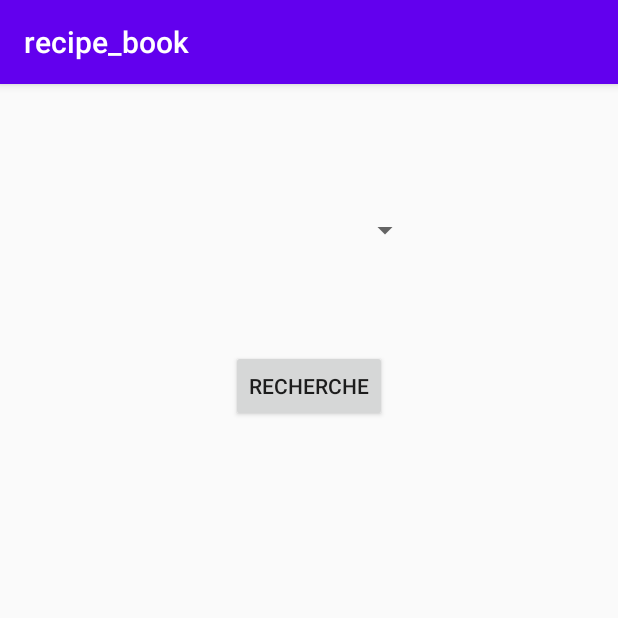
After one commit to ferretpascal46/recipe_book, an Android app: the SearchActivity screen opened directly, with no data from a screen before it, on a phone screen of 412 x 824 dp, the top half of it. The commit adds this screen. Run offline under Robolectric (Android 15) with nearby library versions, the phone set to English and light mode, and no system bars.

Commit message:
Mise en place du bouton modification des menu + début de search activity

```diff
--- a/app/src/main/AndroidManifest.xml
+++ b/app/src/main/AndroidManifest.xml
@@ -9,6 +9,7 @@
         android:roundIcon="@mipmap/ic_launcher_round"
         android:supportsRtl="true"
         android:theme="@style/AppTheme">
+        <activity android:name=".controllers.SearchActivity"></activity>
         <activity android:name=".controllers.DeleteActivity" />
         <activity android:name=".controllers.InsertActivity" />
         <activity android:name=".controllers.UpdateActivity" />
--- /dev/null
+++ b/app/src/main/java/com/fr/ldnr/recipe_book/controllers/SearchActivity.java
@@ -0,0 +1,40 @@
+package com.fr.ldnr.recipe_book.controllers;
+
+import androidx.appcompat.app.AppCompatActivity;
+
+import android.content.Intent;
+import android.os.Bundle;
+import android.util.Log;
+import android.widget.ArrayAdapter;
+import android.widget.Spinner;
+
+import com.fr.ldnr.recipe_book.R;
+import com.fr.ldnr.recipe_book.dao.DAORecipe;
+import com.fr.ldnr.recipe_book.model.RecipeObject;
+
+import java.util.ArrayList;
+import java.util.List;
+
+public class SearchActivity extends AppCompatActivity {
+
+    private List<String> recipesCategories = new ArrayList<>();
+    DAORecipe daoRecipe;
+    @Override
+    protected void onCreate(Bundle savedInstanceState) {
+        super.onCreate(savedInstanceState);
+        setContentView(R.layout.activity_search);
+        final Intent intent = getIntent();
+
+        if (intent.hasExtra("recipe_name")){
+            daoRecipe = (DAORecipe) intent.getSerializableExtra("recipe_name");
+        }
+
+
+        //-- Drop Down REGION LIST
+        final Spinner spinnerRegion = (Spinner) findViewById(R.id.spinner);
+
+        //ArrayAdapter<String> dataAdapterR = new ArrayAdapter(this,android.R.layout.simple_spinner_item, recipesCategories );
+        //dataAdapterR.setDropDownViewResource(android.R.layout.simple_spinner_dropdown_item);
+        //spinnerRegion.setAdapter(dataAdapterR);
+    }
+}
--- a/app/src/main/java/com/fr/ldnr/recipe_book/model/RecipeObject.java
+++ b/app/src/main/java/com/fr/ldnr/recipe_book/model/RecipeObject.java
@@ -23,6 +23,7 @@ public class RecipeObject {
         this.recipe_category = recipe_category;
         this.recipe_file = recipe_file;
     }
+
 
     public int getRecipe_id() {
         return recipe_id;
--- a/app/src/main/java/com/fr/ldnr/recipe_book/viewHolder/MyViewHolder.java
+++ b/app/src/main/java/com/fr/ldnr/recipe_book/viewHolder/MyViewHolder.java
@@ -43,13 +43,9 @@ public class MyViewHolder extends RecyclerView.ViewHolder {
         textView_cat.setText(myObject.getRecipe_category());
         textView_name.setText(myObject.getRecipe_title());
         textView_com.setText(myObject.getRecipe_note());
-        //Bitmap image = BitmapFactory.decodeFile(myObject.getRecipe_file());
-        //Picasso.with(imageView.getContext()).load().centerCrop().fit().into(imageView);
         Bitmap image = BitmapFactory.decodeFile(imageView.getContext().getPackageCodePath()+"/"+myObject.getRecipe_file());
         imageView.setImageBitmap(image);
         textView_id.setText(String.valueOf(myObject.getRecipe_id()));
-        //Picasso.with(imageView.getContext()).load("android.resource://com.fr.ldnr.recipe_book/ap_granitr_de_melon_cru.jpg").centerCrop().fit().into(imageView);
         imageView.setImageResource(myObject.getRecipe_file());
-        //Picasso.with(imageView.getContext()).load(myObject.getRecipe_file()).centerCrop().fit().into(imageView);
     }
 }
--- /dev/null
+++ b/app/src/main/res/layout/activity_search.xml
@@ -0,0 +1,28 @@
+<?xml version="1.0" encoding="utf-8"?>
+<androidx.constraintlayout.widget.ConstraintLayout xmlns:android="http://schemas.android.com/apk/res/android"
+    xmlns:app="http://schemas.android.com/apk/res-auto"
+    xmlns:tools="http://schemas.android.com/tools"
+    android:layout_width="match_parent"
+    android:layout_height="match_parent"
+    tools:context=".controllers.SearchActivity">
+
+    <Spinner
+        android:id="@+id/spinner"
+        android:layout_width="149dp"
+        android:layout_height="75dp"
+        android:layout_marginStart="131dp"
+        android:layout_marginTop="60dp"
+        android:tooltipText="liste déroulante"
+        app:layout_constraintStart_toStartOf="parent"
+        app:layout_constraintTop_toTopOf="parent" />
+
+    <Button
+        android:layout_width="wrap_content"
+        android:layout_height="wrap_content"
+        android:layout_marginStart="154dp"
+        android:layout_marginTop="177dp"
+        android:text="recherche"
+        app:layout_constraintStart_toStartOf="parent"
+        app:layout_constraintTop_toTopOf="parent" />
+
+</androidx.constraintlayout.widget.ConstraintLayout>
--- a/app/src/main/res/menu/main_menu.xml
+++ b/app/src/main/res/menu/main_menu.xml
@@ -17,11 +17,6 @@
         app:showAsAction="never"/>
 
     <item android:id="@+id/action_setting3"
-        android:title="@string/action_setting3"
-        android:orderInCategory="100"
-        app:showAsAction="never"/>
-
-    <item android:id="@+id/action_setting4"
         android:title="@string/action_setting4"
         android:orderInCategory="100"
         app:showAsAction="never"/>
--- a/app/src/main/res/values/strings.xml
+++ b/app/src/main/res/values/strings.xml
@@ -7,12 +7,14 @@
     <string name="addButton">add</string>
     <string name="deleteActivity">Delete a recipe</string>
     <string name="hintRecipeName">Name of the recipe</string>
+    <string name="hintRecipeCategory">Name of the category</string>
     <string name="RecipeToDelete">Recipe to delete</string>
     <string name="addActivity">Add a new recipe</string>
     <string name="hintNewRecipeName">Name of the new recipe</string>
     <string name="hintComentary">comments</string>
     <string name="hintCategory">category</string>
     <string name="message_content1">empty fields are unauthorized</string>
+    <string name="message_content2">empty fields are unauthorized</string>
     <string name="updateButton">update</string>
     <string name="updateActivity">Update a recipe</string>
     <string name="hintDeleteRecipeName">Recipe to delete</string>
@@ -26,4 +28,4 @@
     <string name="tv_Image">Image:</string>
     <string name="hint_Image_name">Image name</string>
 
-    </resources>
+</resources>
```
Also changed, not shown: app/src/main/java/com/fr/ldnr/recipe_book/controllers/MainActivity.java (+33 -20 lines), app/src/main/java/com/fr/ldnr/recipe_book/controllers/UpdateActivity.java (+45 -66 lines), app/src/main/java/com/fr/ldnr/recipe_book/dao/DAORecipe.java (+57 -1 lines), app/src/main/res/layout/activity_update.xml (+50 -13 lines).
